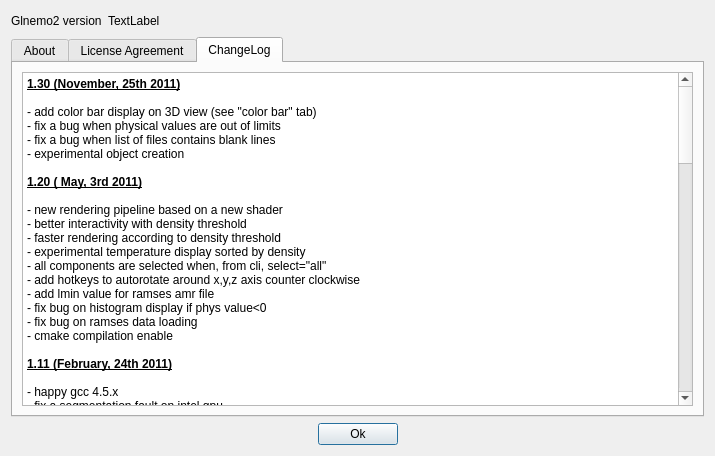
Old version of the form src/formabout.ui in the repository jcldc/glnemo2.
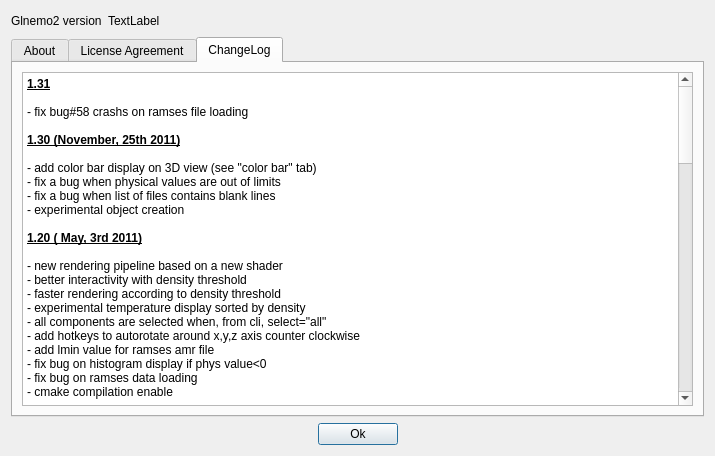
New version of the form. The open tabs and pages were chosen to show the change. Icons and pictures are not drawn.

Commit message: some fixes on ramses files but still remains pbs when user reload file: if at the first loading one component only was selected then at reload the intreface will only propose this componant bc variables take_xxx from ramses classes are set

What changed in the file:
```diff
--- a/src/formabout.ui
+++ b/src/formabout.ui
@@ -28,7 +28,7 @@
   </property>
   <layout class="QGridLayout">
    <item row="0" column="0" colspan="3">
-    <layout class="QGridLayout">
+    <layout class="QGridLayout" name="layout1">
      <item row="0" column="0">
       <widget class="QLabel" name="label">
        <property name="sizePolicy">
@@ -363,7 +363,7 @@
       </widget>
      </item>
      <item row="0" column="2">
-      <spacer>
+      <spacer name="l11">
        <property name="orientation">
         <enum>Qt::Horizontal</enum>
        </property>
@@ -381,7 +381,7 @@
     </layout>
    </item>
    <item row="2" column="0">
-    <spacer>
+    <spacer name="l22">
      <property name="orientation">
       <enum>Qt::Horizontal</enum>
      </property>
@@ -401,7 +401,7 @@
     </widget>
    </item>
    <item row="2" column="2">
-    <spacer>
+    <spacer name="spacer">
      <property name="orientation">
       <enum>Qt::Horizontal</enum>
      </property>
@@ -1057,6 +1057,10 @@
 &lt;table border=&quot;0&quot; style=&quot;-qt-table-type: root; margin-top:4px; margin-bottom:4px; margin-left:4px; margin-right:4px;&quot;&gt;
 &lt;tr&gt;
 &lt;td style=&quot;border: none;&quot;&gt;
+&lt;p style=&quot; margin-top:0px; margin-bottom:0px; margin-left:0px; margin-right:0px; -qt-block-indent:0; text-indent:0px;&quot;&gt;&lt;span style=&quot; font-size:9pt; font-weight:600; text-decoration: underline;&quot;&gt;1.31&lt;/span&gt;&lt;/p&gt;
+&lt;p style=&quot;-qt-paragraph-type:empty; margin-top:0px; margin-bottom:0px; margin-left:0px; margin-right:0px; -qt-block-indent:0; text-indent:0px; font-size:9pt;&quot;&gt;&lt;/p&gt;
+&lt;p style=&quot; margin-top:0px; margin-bottom:0px; margin-left:0px; margin-right:0px; -qt-block-indent:0; text-indent:0px;&quot;&gt;&lt;span style=&quot; font-size:9pt;&quot;&gt;- fix bug#58 crashs on ramses file loading&lt;/span&gt;&lt;/p&gt;
+&lt;p style=&quot;-qt-paragraph-type:empty; margin-top:0px; margin-bottom:0px; margin-left:0px; margin-right:0px; -qt-block-indent:0; text-indent:0px; font-size:9pt; font-weight:600; text-decoration: underline;&quot;&gt;&lt;/p&gt;
 &lt;p style=&quot; margin-top:0px; margin-bottom:0px; margin-left:0px; margin-right:0px; -qt-block-indent:0; text-indent:0px;&quot;&gt;&lt;span style=&quot; font-size:9pt; font-weight:600; text-decoration: underline;&quot;&gt;1.30 (November, 25th 2011)&lt;/span&gt;&lt;/p&gt;
 &lt;p style=&quot;-qt-paragraph-type:empty; margin-top:0px; margin-bottom:0px; margin-left:0px; margin-right:0px; -qt-block-indent:0; text-indent:0px; font-size:9pt;&quot;&gt;&lt;/p&gt;
 &lt;p style=&quot; margin-top:0px; margin-bottom:0px; margin-left:0px; margin-right:0px; -qt-block-indent:0; text-indent:0px;&quot;&gt;&lt;span style=&quot; font-size:9pt;&quot;&gt;- add color bar display on 3D view (see &amp;quot;color bar&amp;quot; tab)&lt;/span&gt;&lt;/p&gt;
```
Left out of the diff: 4 changed lines with no effect on the pictures. The commit also changes 4 other files.
